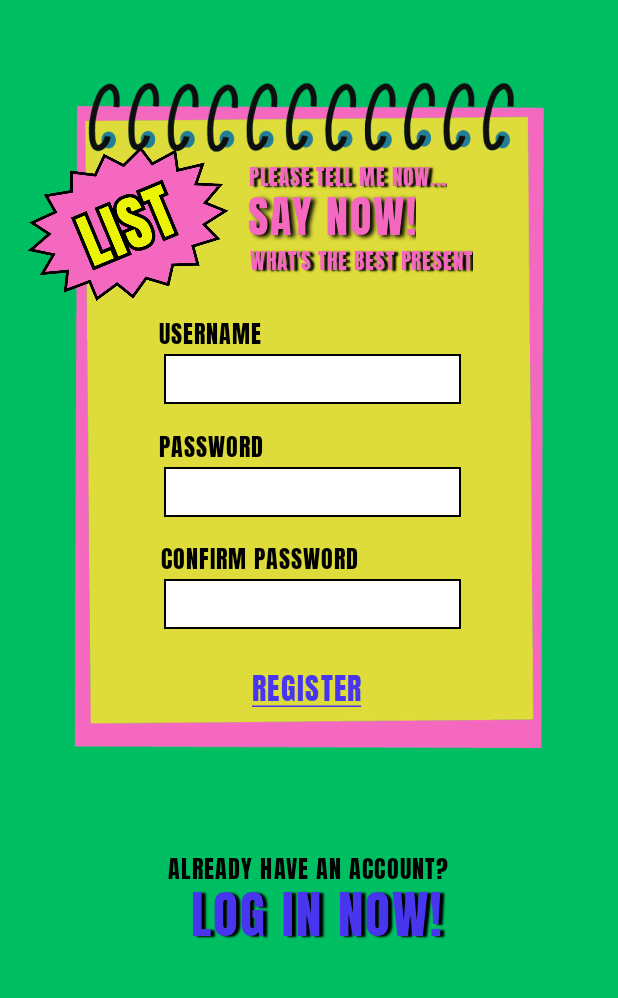
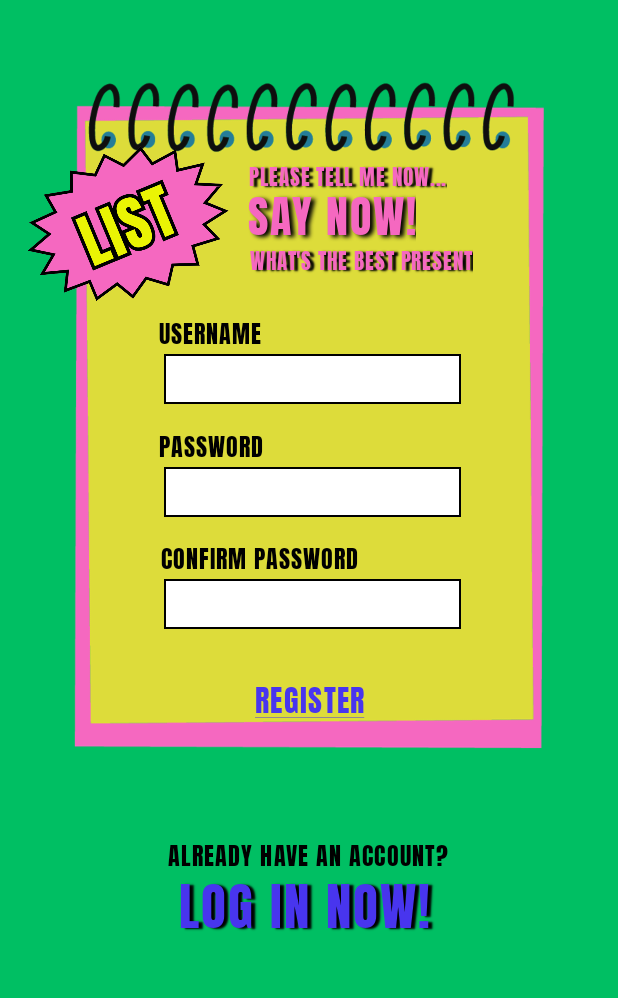
Before and after one commit to coleendeguzman/ics26011, an Android app: the screen it shows after launch (MainActivity), on a phone screen of 412 x 824 dp, the part 201-1199 px from its top. Run offline under Robolectric (Android 15) with nearby library versions, the phone set to English and light mode, and no system bars.

Commit message:
Button updates

```diff
--- a/app/src/main/res/layout/add_dialog.xml
+++ b/app/src/main/res/layout/add_dialog.xml
@@ -49,7 +49,7 @@
 
             <Button
                 android:id="@+id/btnYes"
-                style="@style/Widget.AppCompat.Button.Borderless"
+                style="@style/Widget.Material3.Button.TextButton"
                 android:layout_width="wrap_content"
                 android:layout_height="wrap_content"
                 android:fontFamily="@font/anton"
@@ -60,7 +60,7 @@
 
             <Button
                 android:id="@+id/btnNo"
-                style="@style/Widget.AppCompat.Button.Borderless"
+                style="@style/Widget.Material3.Button.TextButton"
                 android:layout_width="wrap_content"
                 android:layout_height="wrap_content"
                 android:fontFamily="@font/anton"
--- a/app/src/main/res/layout/add_item_activity.xml
+++ b/app/src/main/res/layout/add_item_activity.xml
@@ -117,9 +117,9 @@
 
     <Button
         android:id="@+id/btnConfirm"
-        style="@style/Widget.AppCompat.Button.Borderless"
-        android:layout_width="wrap_content"
-        android:layout_height="wrap_content"
+        style="@style/Widget.Material3.Button.TextButton"
+        android:layout_width="115dp"
+        android:layout_height="61dp"
         android:fontFamily="@font/anton"
         android:shadowColor="#000000"
         android:shadowDx="4"
--- a/app/src/main/res/layout/delete_dialog.xml
+++ b/app/src/main/res/layout/delete_dialog.xml
@@ -49,7 +49,7 @@
 
             <Button
                 android:id="@+id/btnYes"
-                style="@style/Widget.AppCompat.Button.Borderless"
+                style="@style/Widget.Material3.Button.TextButton"
                 android:layout_width="wrap_content"
                 android:layout_height="wrap_content"
                 android:fontFamily="@font/anton"
@@ -60,7 +60,7 @@
 
             <Button
                 android:id="@+id/btnNo"
-                style="@style/Widget.AppCompat.Button.Borderless"
+                style="@style/Widget.Material3.Button.TextButton"
                 android:layout_width="wrap_content"
                 android:layout_height="wrap_content"
                 android:fontFamily="@font/anton"
--- a/app/src/main/res/layout/register_activity.xml
+++ b/app/src/main/res/layout/register_activity.xml
@@ -203,9 +203,9 @@
 
     <Button
         android:id="@+id/btnLogin"
-        style="@style/Widget.AppCompat.Button.Borderless"
-        android:layout_width="142dp"
-        android:layout_height="54dp"
+        style="@style/Widget.Material3.Button.TextButton"
+        android:layout_width="116dp"
+        android:layout_height="52dp"
         android:fontFamily="@font/anton"
         android:letterSpacing="0.044"
         android:text="@string/register"
@@ -213,10 +213,9 @@
         android:textSize="20sp"
         app:layout_constraintBottom_toBottomOf="parent"
         app:layout_constraintEnd_toEndOf="parent"
-        app:layout_constraintHorizontal_bias="0.494"
         app:layout_constraintStart_toStartOf="parent"
         app:layout_constraintTop_toTopOf="parent"
-        app:layout_constraintVertical_bias="0.731" />
+        app:layout_constraintVertical_bias="0.739" />
 
     <TextView
         android:id="@+id/textView7"
@@ -232,13 +231,13 @@
         app:layout_constraintHorizontal_bias="0.497"
         app:layout_constraintStart_toStartOf="parent"
         app:layout_constraintTop_toTopOf="parent"
-        app:layout_constraintVertical_bias="0.876" />
+        app:layout_constraintVertical_bias="0.865" />
 
     <Button
         android:id="@+id/btnRegister"
-        style="@style/Widget.AppCompat.Button.Borderless"
-        android:layout_width="293dp"
-        android:layout_height="79dp"
+        style="@style/Widget.Material3.Button.TextButton"
+        android:layout_width="210dp"
+        android:layout_height="74dp"
         android:fontFamily="@font/anton"
         android:letterSpacing="0.044"
         android:shadowColor="#000000"
@@ -251,10 +250,10 @@
         android:textSize="34sp"
         app:layout_constraintBottom_toBottomOf="parent"
         app:layout_constraintEnd_toEndOf="parent"
-        app:layout_constraintHorizontal_bias="0.519"
+        app:layout_constraintHorizontal_bias="0.472"
         app:layout_constraintStart_toStartOf="@+id/ivNotepad"
         app:layout_constraintTop_toTopOf="parent"
-        app:layout_constraintVertical_bias="0.94" />
+        app:layout_constraintVertical_bias="0.926" />
 
 
 </androidx.constraintlayout.widget.ConstraintLayout>
```
Also changed, not shown: app/src/main/res/layout/log_in_activity.xml (+8 -8 lines).
